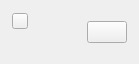
Old version of the form src/MEGASync/gui/ui/BannerWidget.ui in the repository meganz/MEGAsync.
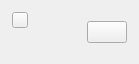
New version of the form. Icons and pictures are not drawn. Custom widgets are drawn as their Qt base class.

Commit message: Several fixes for BannerWidget and Transfer Manager banners

```diff
--- a/src/MEGASync/gui/ui/BannerWidget.ui
+++ b/src/MEGASync/gui/ui/BannerWidget.ui
@@ -18,8 +18,8 @@
   </property>
   <property name="minimumSize">
    <size>
-    <width>40</width>
-    <height>42</height>
+    <width>0</width>
+    <height>0</height>
    </size>
   </property>
   <property name="maximumSize">
@@ -212,7 +212,7 @@
            </property>
           </widget>
          </item>
-         <item row="0" column="0">
+         <item row="0" column="0" alignment="Qt::AlignTop">
           <widget class="QToolButton" name="lIcon">
            <property name="sizePolicy">
             <sizepolicy hsizetype="Fixed" vsizetype="Fixed">
```
Left out of the diff: 8 changed lines with no effect on the pictures. The commit also changes 6 other files.
